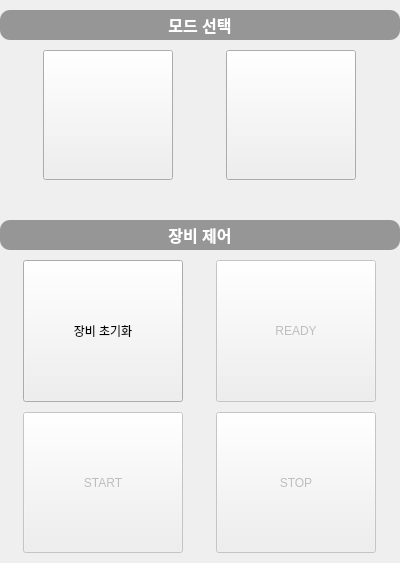
Before: the Qt Designer form Project/src/imaging/ImagingSW/controlpanel.ui in AndaCondaa/Dental_Imaging_SW_System, drawn with Qt 5.
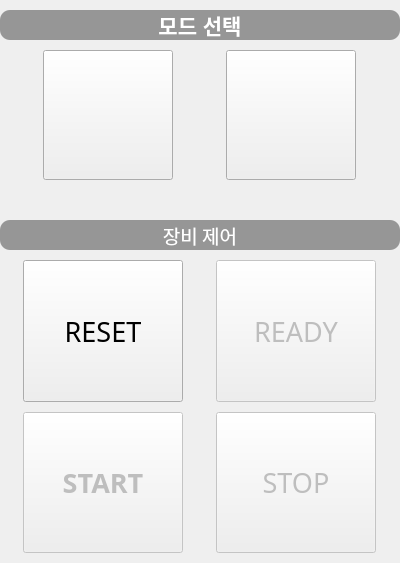
After: the same form once the commit is applied. Icons and pictures are not drawn.

The edit to the form file:
```diff
--- a/Project/src/imaging/ImagingSW/controlpanel.ui
+++ b/Project/src/imaging/ImagingSW/controlpanel.ui
@@ -68,7 +68,7 @@
        </property>
        <property name="font">
         <font>
-         <pointsize>12</pointsize>
+         <pointsize>16</pointsize>
          <bold>true</bold>
         </font>
        </property>
@@ -238,8 +238,9 @@
        </property>
        <property name="font">
         <font>
-         <pointsize>12</pointsize>
-         <bold>true</bold>
+         <family>HY헤드라인M</family>
+         <pointsize>14</pointsize>
+         <bold>false</bold>
         </font>
        </property>
        <property name="styleSheet">
@@ -281,11 +282,18 @@
            <height>16777215</height>
           </size>
          </property>
+         <property name="font">
+          <font>
+           <family>Arial Black</family>
+           <pointsize>20</pointsize>
+           <bold>false</bold>
+          </font>
+         </property>
          <property name="styleSheet">
           <string notr="true"/>
          </property>
          <property name="text">
-          <string>장비 초기화</string>
+          <string>RESET</string>
          </property>
          <property name="checkable">
           <bool>false</bool>
@@ -315,6 +323,13 @@
            <height>16777215</height>
           </size>
          </property>
+         <property name="font">
+          <font>
+           <family>Arial Black</family>
+           <pointsize>20</pointsize>
+           <bold>false</bold>
+          </font>
+         </property>
          <property name="text">
           <string>READY</string>
          </property>
@@ -349,6 +364,16 @@
            <height>16777215</height>
           </size>
          </property>
+         <property name="font">
+          <font>
+           <family>Arial Black</family>
+           <pointsize>20</pointsize>
+           <bold>true</bold>
+           <strikeout>false</strikeout>
+           <stylestrategy>PreferDefault</stylestrategy>
+           <kerning>true</kerning>
+          </font>
+         </property>
          <property name="text">
           <string>START</string>
          </property>
@@ -377,6 +402,13 @@
            <height>16777215</height>
           </size>
          </property>
+         <property name="font">
+          <font>
+           <family>Arial Black</family>
+           <pointsize>20</pointsize>
+           <bold>false</bold>
+          </font>
+         </property>
          <property name="text">
           <string>STOP</string>
          </property>
```
